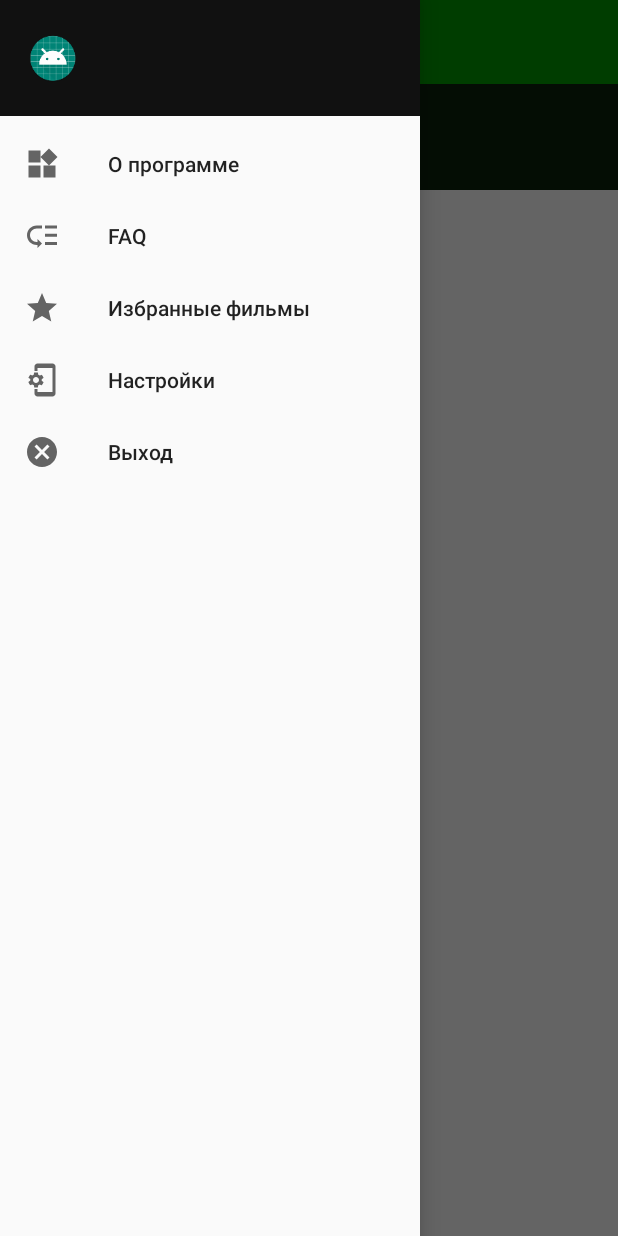
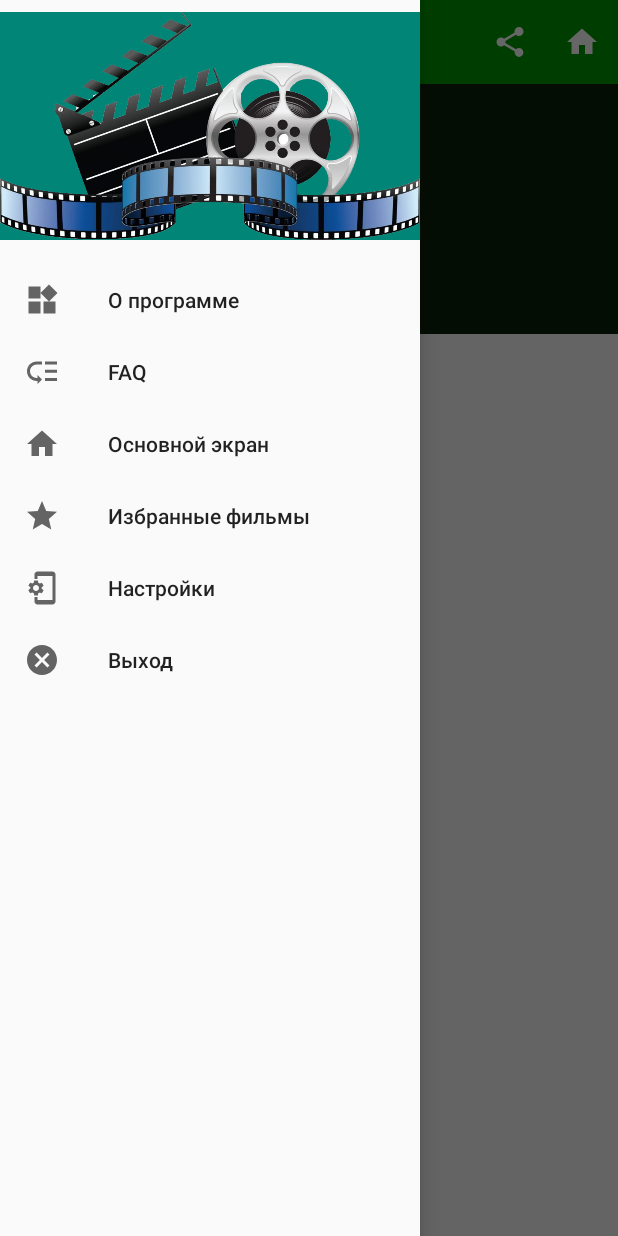
Before and after one commit to VoBlin63/MovieDescription, an Android app: the fragment DetailFragment placed in its activity, with the side drawer open, on a phone screen of 412 x 824 dp. Run offline under Robolectric (Android 15) with nearby library versions, the phone set to English and light mode, and no system bars; our stand-ins replace Room's generated code, RxJava; pictures from the network do not load; 3 statements that could not run were skipped.

Commit message:
1.менюшки по фрагментам начал разносить 2.объеденил избранные с вообще 3.немного поправил вид drawer

```diff
--- a/app/src/main/java/ru/buryachenko/moviedescription/activity/DetailFragment.java
+++ b/app/src/main/java/ru/buryachenko/moviedescription/activity/DetailFragment.java
@@ -1,11 +1,16 @@
 package ru.buryachenko.moviedescription.activity;
 
 import android.content.Context;
+import android.content.Intent;
 import android.content.res.Configuration;
 import android.graphics.Point;
 import android.os.Bundle;
+import android.text.method.ScrollingMovementMethod;
 import android.view.Display;
 import android.view.LayoutInflater;
+import android.view.Menu;
+import android.view.MenuInflater;
+import android.view.MenuItem;
 import android.view.View;
 import android.view.ViewGroup;
 import android.view.WindowManager;
@@ -23,14 +28,48 @@ import ru.buryachenko.moviedescription.database.MovieRecord;
 import ru.buryachenko.moviedescription.utilities.AppLog;
 import ru.buryachenko.moviedescription.viemodel.MoviesViewModel;
 
+import static ru.buryachenko.moviedescription.Constant.FRAGMENT_MAIN_LIST;
+
 public class DetailFragment extends Fragment {
     private MoviesViewModel viewModel;
     private View layout;
+    private MovieRecord movie;
 
     @Nullable
     @Override
     public View onCreateView(@NonNull LayoutInflater inflater, @Nullable ViewGroup container, @Nullable Bundle savedInstanceState) {
+        setHasOptionsMenu(true);
         return inflater.inflate(R.layout.fragment_detail, container, false);
+    }
+
+    @Override
+    public void onCreateOptionsMenu(@NonNull Menu menu, @NonNull MenuInflater inflater) {
+        super.onCreateOptionsMenu(menu, inflater);
+        menu.clear();
+        inflater.inflate(R.menu.menu_detail, menu);
+    }
+
+    @Override
+    public boolean onOptionsItemSelected(@NonNull MenuItem item) {
+        switch (item.getItemId()) {
+            case R.id.menuDetailShare:
+                //TODO ссылку куда дать ?
+                shareMovie(movie.getTitle(), movie.getOriginalTitle());
+                break;
+            case R.id.menuDetailGoMain:
+                viewModel.setMode(MoviesViewModel.ModeView.MAIN_LIST);
+                MainActivity.callFragment(FRAGMENT_MAIN_LIST);
+                break;
+        }
+        return super.onOptionsItemSelected(item);
+    }
+
+    private void shareMovie(String title, String link) {
+        Intent sendIntent = new Intent();
+        sendIntent.setAction(Intent.ACTION_SEND);
+        sendIntent.putExtra(Intent.EXTRA_TEXT, link);
+        sendIntent.setType("text/plain");
+        startActivity(Intent.createChooser(sendIntent,getString(R.string.shareMoviePrompt) + " " + title));
     }
 
     @Override
@@ -38,8 +77,8 @@ public class DetailFragment extends Fragment {
         super.onViewCreated(view, savedInstanceState);
         viewModel = ViewModelProviders.of(getActivity()).get(MoviesViewModel.class);
         layout = view;
-        if (viewModel.getIndexForOpen() != -1) {
-            MovieRecord movie = viewModel.getListMovies()[viewModel.getIndexForOpen()];
+        if (viewModel.getIndexForOpenDetail() != -1) {
+            movie = viewModel.getListMovies()[viewModel.getIndexForOpenDetail()];
             ImageView imageBack = layout.findViewById(R.id.detailBack);
             Point size = getScreenSize();
             Glide.with(this)
@@ -59,6 +98,7 @@ public class DetailFragment extends Fragment {
 
             ((TextView) layout.findViewById(R.id.detailTitle)).setText(movie.getTitle());
             ((TextView) layout.findViewById(R.id.detailOverview)).setText(movie.getOverview());
+            ((TextView)layout.findViewById(R.id.detailOverview)).setMovementMethod(new ScrollingMovementMethod());
             viewModel.setIndexForOpen(-1);
         } else {
             ((TextView) layout.findViewById(R.id.detailTitle)).setText("empty");
--- a/app/src/main/java/ru/buryachenko/moviedescription/activity/MainListFragment.java
+++ b/app/src/main/java/ru/buryachenko/moviedescription/activity/MainListFragment.java
@@ -8,6 +8,9 @@ import android.graphics.Point;
 import android.os.Bundle;
 import android.view.Display;
 import android.view.LayoutInflater;
+import android.view.Menu;
+import android.view.MenuInflater;
+import android.view.MenuItem;
 import android.view.View;
 import android.view.ViewGroup;
 import android.view.WindowManager;
@@ -30,6 +33,9 @@ import ru.buryachenko.moviedescription.activity.MainListRecycler.MainListAdapter
 import ru.buryachenko.moviedescription.utilities.AppLog;
 import ru.buryachenko.moviedescription.viemodel.MoviesViewModel;
 
+import static ru.buryachenko.moviedescription.Constant.FRAGMENT_LIKED;
+import static ru.buryachenko.moviedescription.Constant.FRAGMENT_MAIN_LIST;
+
 public class MainListFragment extends Fragment implements SwipeRefreshLayout.OnRefreshListener {
 
     private MoviesViewModel viewModel;
@@ -45,6 +51,7 @@ public class MainListFragment extends Fragment implements SwipeRefreshLayout.OnR
     @Nullable
     @Override
     public View onCreateView(@NonNull LayoutInflater inflater, @Nullable ViewGroup container, @Nullable Bundle savedInstanceState) {
+        setHasOptionsMenu(true);
         return inflater.inflate(R.layout.fragment_mainlist, container, false);
     }
 
@@ -60,7 +67,6 @@ public class MainListFragment extends Fragment implements SwipeRefreshLayout.OnR
         recyclerView.setLayoutManager(layoutManager);
         adapter = new MainListAdapter(LayoutInflater.from(layout.getContext()), viewModel, cellWidth, cellHeight);
         recyclerView.setAdapter(adapter);
-
         swipeRefresher = layout.findViewById(R.id.mainListSwipeRefresh);
         swipeRefresher.setOnRefreshListener(this);
         swipeRefresher.setColorSchemeResources(R.color.colorPrimary,
@@ -71,6 +77,7 @@ public class MainListFragment extends Fragment implements SwipeRefreshLayout.OnR
         viewModel.getListReady().observe(this, status -> {
             AppLog.write("Got list ready: " + status);
             if (status) {
+                getActivity().invalidateOptionsMenu();
                 viewModel.resetList();
                 adapter = new MainListAdapter(LayoutInflater.from(layout.getContext()), viewModel, cellWidth, cellHeight);
                 recyclerView.setAdapter(adapter);
@@ -82,6 +89,32 @@ public class MainListFragment extends Fragment implements SwipeRefreshLayout.OnR
             swipeRefresher.setRefreshing(true);
             setUpBusyStatus(updater);
         }
+    }
+
+    @Override
+    public void onCreateOptionsMenu(@NonNull Menu menu, @NonNull MenuInflater inflater) {
+        super.onCreateOptionsMenu(menu, inflater);
+        menu.clear();
+        if (viewModel.getMode() == MoviesViewModel.ModeView.LIKED_LIST) {
+            inflater.inflate(R.menu.menu_liked, menu);
+        } else {
+            inflater.inflate(R.menu.menu_main_list, menu);
+        }
+    }
+
+    @Override
+    public boolean onOptionsItemSelected(@NonNull MenuItem item) {
+        switch (item.getItemId()) {
+            case R.id.menuLikedGoMain:
+                viewModel.setMode(MoviesViewModel.ModeView.MAIN_LIST);
+                MainActivity.callFragment(FRAGMENT_MAIN_LIST);
+                break;
+            case R.id.menuMainListGoLiked:
+                viewModel.setMode(MoviesViewModel.ModeView.LIKED_LIST);
+                MainActivity.callFragment(FRAGMENT_LIKED);
+                break;
+        }
+        return super.onOptionsItemSelected(item);
     }
 
 
--- a/app/src/main/java/ru/buryachenko/moviedescription/viemodel/MoviesViewModel.java
+++ b/app/src/main/java/ru/buryachenko/moviedescription/viemodel/MoviesViewModel.java
@@ -4,7 +4,6 @@ import android.os.Build;
 import android.util.SparseArray;
 import android.util.SparseBooleanArray;
 
-import java.util.ArrayList;
 import java.util.Arrays;
 import java.util.List;
 import java.util.concurrent.TimeUnit;
@@ -28,7 +27,7 @@ import ru.buryachenko.moviedescription.utilities.SonicUtils;
 
 public class MoviesViewModel extends ViewModel {
     private String textFilter = "";
-    private int indexForOpen = -1;
+    private int indexForOpenDetail = -1;
     private Config config = Config.getInstance();
     private SparseArray<MovieRecord> movies = new SparseArray();
     private MutableLiveData<Boolean> listReady = new MutableLiveData<>();
@@ -36,6 +35,20 @@ public class MoviesViewModel extends ViewModel {
     private final int EMPTY_USEFULNESS = 9999;
     private MovieRecord[] moviesOnScreen;
     private PublishSubject<String> filterQueue = PublishSubject.create();
+    private ModeView mode = ModeView.MAIN_LIST;
+
+    public void setMode(ModeView mode) {
+        if (mode != this.mode) {
+            moviesOnScreen = null;
+            this.mode = mode;
+            listReady.postValue(true);
+        }
+    }
+
+    public ModeView getMode() {
+        return mode;
+    }
+
 
     @RequiresApi(api = Build.VERSION_CODES.N)
     public void init() {
@@ -79,8 +92,30 @@ public class MoviesViewModel extends ViewModel {
 
     public MovieRecord[] getListMovies() {
         if (moviesOnScreen == null)
-            fillMoviesOnScreen();
+            if (mode == ModeView.MAIN_LIST) {
+                fillMoviesOnScreen();
+            } else {
+                fillLikedOnScreen();
+            }
         return moviesOnScreen;
+    }
+
+    private void fillLikedOnScreen() {
+        int count = 0;
+        for (int index = 0; index < movies.size(); index++) {
+            if (movies.valueAt(index).isLiked()) {
+                count = count + 1;
+            }
+        }
+        MovieRecord[] res = new MovieRecord[count];
+        int currentIndex = 0;
+        for (int index = 0; index < movies.size(); index++) {
+            if (movies.valueAt(index).isLiked()) {
+                res[currentIndex++] = movies.valueAt(index);
+            }
+        }
+        Arrays.sort(res, (a, b) -> a.getCompareFlag().compareTo(b.getCompareFlag()));
+        moviesOnScreen = res;
     }
 
     private void fillMoviesOnScreen() {
@@ -131,7 +166,8 @@ public class MoviesViewModel extends ViewModel {
                 .observeOn(Schedulers.io())
                 .subscribe(new Observer<Integer>() {
                     @Override
-                    public void onSubscribe(Disposable d) {}
+                    public void onSubscribe(Disposable d) {
+                    }
 
                     @Override
                     public void onNext(Integer index) {
@@ -140,7 +176,8 @@ public class MoviesViewModel extends ViewModel {
                     }
 
                     @Override
-                    public void onError(Throwable e) {}
+                    public void onError(Throwable e) {
+                    }
 
                     @Override
                     public void onComplete() {
@@ -219,11 +256,13 @@ public class MoviesViewModel extends ViewModel {
         return listReady;
     }
 
-    public int getIndexForOpen() {
-        return indexForOpen;
+    public int getIndexForOpenDetail() {
+        return indexForOpenDetail;
     }
 
     public void setIndexForOpen(int indexForOpen) {
-        this.indexForOpen = indexForOpen;
+        this.indexForOpenDetail = indexForOpen;
     }
+
+    public enum ModeView {MAIN_LIST, LIKED_LIST}
 }
--- /dev/null
+++ b/app/src/main/res/drawable/ic_main_screen.xml
@@ -0,0 +1,5 @@
+<vector android:height="24dp" android:tint="#FEFFFD"
+    android:viewportHeight="24.0" android:viewportWidth="24.0"
+    android:width="24dp" xmlns:android="http://schemas.android.com/apk/res/android">
+    <path android:fillColor="#FF000000" android:pathData="M10,20v-6h4v6h5v-8h3L12,3 2,12h3v8z"/>
+</vector>
--- /dev/null
+++ b/app/src/main/res/drawable/ic_menu_share.xml
@@ -0,0 +1,5 @@
+<vector android:height="24dp" android:tint="#FEFFFD"
+    android:viewportHeight="24.0" android:viewportWidth="24.0"
+    android:width="24dp" xmlns:android="http://schemas.android.com/apk/res/android">
+    <path android:fillColor="#FF000000" android:pathData="M18,16.08c-0.76,0 -1.44,0.3 -1.96,0.77L8.91,12.7c0.05,-0.23 0.09,-0.46 0.09,-0.7s-0.04,-0.47 -0.09,-0.7l7.05,-4.11c0.54,0.5 1.25,0.81 2.04,0.81 1.66,0 3,-1.34 3,-3s-1.34,-3 -3,-3 -3,1.34 -3,3c0,0.24 0.04,0.47 0.09,0.7L8.04,9.81C7.5,9.31 6.79,9 6,9c-1.66,0 -3,1.34 -3,3s1.34,3 3,3c0.79,0 1.5,-0.31 2.04,-0.81l7.12,4.16c-0.05,0.21 -0.08,0.43 -0.08,0.65 0,1.61 1.31,2.92 2.92,2.92 1.61,0 2.92,-1.31 2.92,-2.92s-1.31,-2.92 -2.92,-2.92z"/>
+</vector>
--- a/app/src/main/res/layout/activity_main.xml
+++ b/app/src/main/res/layout/activity_main.xml
@@ -25,7 +25,7 @@
                     android:id="@+id/searchItem"
                     android:layout_width="wrap_content"
                     android:layout_height="wrap_content"
-                    >
+                    android:gravity="right">
 
                 </androidx.appcompat.widget.SearchView>
             </androidx.appcompat.widget.Toolbar>
--- a/app/src/main/res/layout/header_main.xml
+++ b/app/src/main/res/layout/header_main.xml
@@ -2,35 +2,16 @@
 <LinearLayout xmlns:android="http://schemas.android.com/apk/res/android"
     xmlns:app="http://schemas.android.com/apk/res-auto"
     android:layout_width="match_parent"
-    android:layout_height="77dp"
-    android:background="#111"
+    android:layout_height="@dimen/headerHeight"
     android:gravity="bottom"
     android:orientation="vertical"
-    android:paddingLeft="11dp"
-    android:paddingTop="11dp"
-    android:paddingRight="33dp"
-    android:paddingBottom="22dp"
     android:theme="@style/ThemeOverlay.AppCompat.Dark">
 
     <ImageView
         android:id="@+id/imageView"
-        android:layout_width="wrap_content"
-        android:layout_height="wrap_content"
-        android:contentDescription="stringnav_header_desc"
-        android:paddingTop="11dp"
+        android:layout_width="match_parent"
+        android:layout_height="@dimen/headerHeight"
+        android:src="@drawable/kino_background"
         app:srcCompat="@mipmap/ic_launcher_round" />
 
-    <TextView
-        android:layout_width="match_parent"
-        android:layout_height="wrap_content"
-        android:paddingTop="11dp"
-        android:text="string nav_header_title"
-        android:textAppearance="@style/TextAppearance.AppCompat.Body1" />
-
-    <TextView
-        android:id="@+id/textView"
-        android:layout_width="wrap_content"
-        android:layout_height="wrap_content"
-        android:text="string nav_header_subtitle" />
-
 </LinearLayout>
--- a/app/src/main/res/menu/drawer_menu_main.xml
+++ b/app/src/main/res/menu/drawer_menu_main.xml
@@ -11,6 +11,10 @@
         android:icon="@drawable/ic_menu_faq"
         android:title="@string/menu_Faq" />
     <item
+        android:id="@+id/menuMainScreen"
+        android:icon="@drawable/ic_main_screen"
+        android:title="@string/menu_mainScreen" />
+    <item
         android:id="@+id/menuLikedList"
         android:icon="@drawable/ic_liked"
         android:title="@string/menu_likedList" />
--- /dev/null
+++ b/app/src/main/res/menu/menu_detail.xml
@@ -0,0 +1,16 @@
+<?xml version="1.0" encoding="utf-8"?>
+<menu xmlns:android="http://schemas.android.com/apk/res/android"
+    xmlns:tools="http://schemas.android.com/tools"
+    xmlns:app="http://schemas.android.com/apk/res-auto"
+    tools:showIn="navigation_view">
+    <item
+        android:id="@+id/menuDetailShare"
+        android:icon="@drawable/ic_menu_share"
+        app:showAsAction="always"
+        android:title="@string/menuDetailShare" />
+    <item
+        android:id="@+id/menuDetailGoMain"
+        android:icon="@drawable/ic_main_screen"
+        app:showAsAction="always"
+        android:title="@string/menuGoMainPrompt" />
+</menu>
--- /dev/null
+++ b/app/src/main/res/menu/menu_liked.xml
@@ -0,0 +1,11 @@
+<?xml version="1.0" encoding="utf-8"?>
+<menu xmlns:android="http://schemas.android.com/apk/res/android"
+    xmlns:tools="http://schemas.android.com/tools"
+    xmlns:app="http://schemas.android.com/apk/res-auto"
+    tools:showIn="navigation_view">
+    <item
+        android:id="@+id/menuLikedGoMain"
+        android:icon="@drawable/ic_main_screen"
+        app:showAsAction="always"
+        android:title="@string/menuGoMainPrompt" />
+</menu>
--- /dev/null
+++ b/app/src/main/res/menu/menu_main_list.xml
@@ -0,0 +1,11 @@
+<?xml version="1.0" encoding="utf-8"?>
+<menu xmlns:android="http://schemas.android.com/apk/res/android"
+    xmlns:tools="http://schemas.android.com/tools"
+    xmlns:app="http://schemas.android.com/apk/res-auto"
+    tools:showIn="navigation_view">
+    <item
+        android:id="@+id/menuMainListGoLiked"
+        android:icon="@drawable/ic_liked"
+        app:showAsAction="always"
+        android:title="@string/menuGoMainPrompt" />
+</menu>
--- a/app/src/main/res/values/dimens.xml
+++ b/app/src/main/res/values/dimens.xml
@@ -8,5 +8,6 @@
     <dimen name="main_list_poster_width">85dp</dimen>
     <dimen name="cell_border_space">1dp</dimen>
     <dimen name="toolbarHeight">56dp</dimen>
+    <dimen name="headerHeight">168dp</dimen>
 
 </resources>
--- a/app/src/main/res/values/strings.xml
+++ b/app/src/main/res/values/strings.xml
@@ -15,6 +15,7 @@
     <string name="menu_aboutApp">О программе</string>
     <string name="menu_Faq">FAQ</string>
     <string name="menu_likedList">Избранные фильмы</string>
+    <string name="menu_mainScreen">Основной экран</string>
     <string name="menu_config">Настройки</string>
     <string name="menu_quit">Выход</string>
     <string name="mainActivityAskToExit">Вы хотите выйти?</string>
@@ -22,4 +23,9 @@
     <string name="mainActivityAskToExitCancel">Выйти</string>
     <string name="drawerOpen">R.string.navigation_drawer_open</string>
     <string name="drawerClose">R.string.navigation_drawer_close</string>
+    <string name="menuDetailShare">Поделиться</string>
+    <string name="searchHint">Поиск</string>
+    <string name="shareMoviePrompt">Поделиться фильмом</string>
+    <string name="menuGoMainPrompt">На основной экран</string>
+    <string name="menuMainListGoLiked">Избранные</string>
 </resources>
```
Also changed, not shown: app/src/main/java/ru/buryachenko/moviedescription/activity/ConfigFragment.java (+23 -0 lines), app/src/main/java/ru/buryachenko/moviedescription/activity/LikedFragment.java (deleted, +0 -28 lines), app/src/main/java/ru/buryachenko/moviedescription/activity/MainActivity.java (+8 -10 lines), app/src/main/res/layout/fragment_detail.xml (+5 -2 lines), app/src/main/res/menu/menu_config.xml (added, +11 -0 lines), app/src/main/res/drawable/kino_background.jpg (added).
